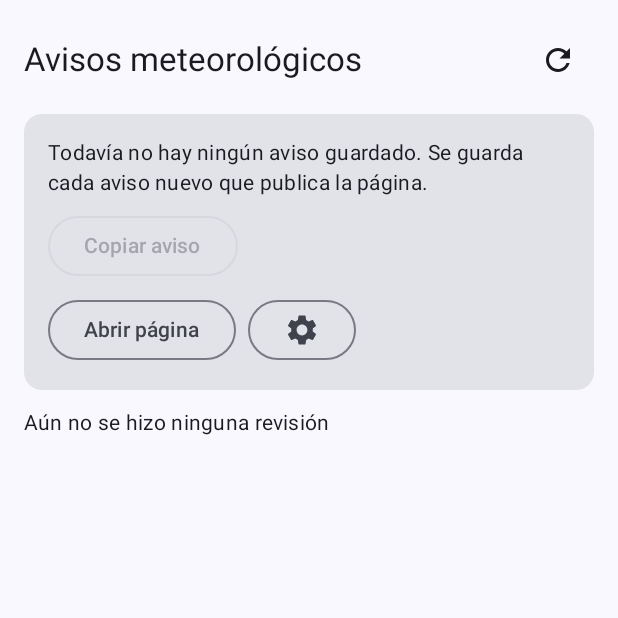
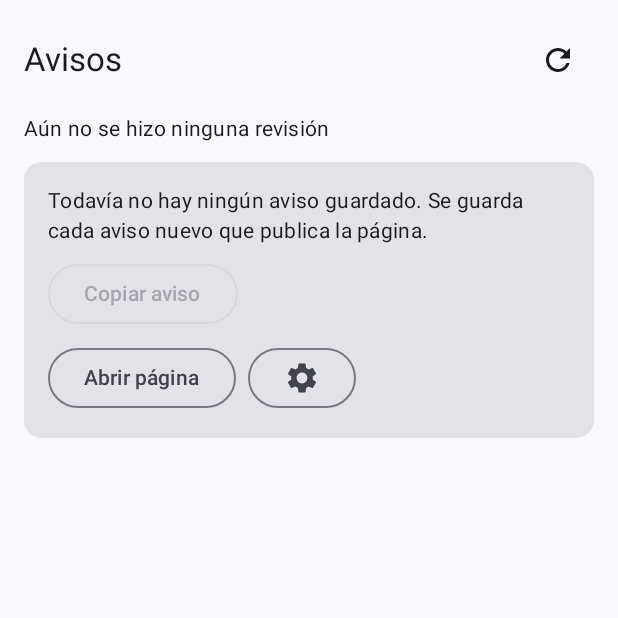
Before and after one commit to CJ-518/clima-paraguay, an Android app built with Jetpack Compose: the screen it shows after launch (MainActivity), on a phone screen of 412 x 824 dp, the top half of it. Run offline under Robolectric (Android 15) with nearby library versions, the phone set to English and light mode, and no system bars; pictures from the network do not load.

Commit message:
feat(ui): incrementar versión a 1.7 y reorganizar estado y avisos

```diff
--- a/app/build.gradle.kts
+++ b/app/build.gradle.kts
@@ -11,8 +11,8 @@ android {
         applicationId = "com.example.changewatcher"
         minSdk = 26
         targetSdk = 34
-        versionCode = 7
-        versionName = "1.6"
+        versionCode = 8
+        versionName = "1.7"
     }
 
     buildTypes {
--- a/app/src/main/java/com/example/changewatcher/MainActivity.kt
+++ b/app/src/main/java/com/example/changewatcher/MainActivity.kt
@@ -253,11 +253,17 @@ fun WatcherScreen(refreshTick: Int, onOpenSettings: () -> Unit) {
             horizontalArrangement = Arrangement.SpaceBetween,
             verticalAlignment = Alignment.CenterVertically,
         ) {
-            Text("Avisos meteorológicos", style = MaterialTheme.typography.titleLarge)
+            Text("Avisos", style = MaterialTheme.typography.titleLarge)
             IconButton(onClick = { onRefreshClick() }) {
                 Icon(Icons.Filled.Refresh, contentDescription = "Actualizar")
             }
         }
+
+        // Resultado de la última acción o revisión, justo debajo del icono de actualizar
+        Text(status, style = MaterialTheme.typography.bodyMedium)
+
+        // Mensaje de error, si lo hay
+        error?.let { Text(it, color = MaterialTheme.colorScheme.error) }
 
         // Último aviso guardado, con formato: siempre visible al entrar; se actualiza solo al terminar el refresh
         Card(modifier = Modifier.fillMaxWidth()) {
@@ -348,12 +354,6 @@ fun WatcherScreen(refreshTick: Int, onOpenSettings: () -> Unit) {
                 }
             }
         }
-
-        // Resultado de la última acción o revisión
-        Text(status, style = MaterialTheme.typography.bodyMedium)
-
-        // Mensaje de error, si lo hay
-        error?.let { Text(it, color = MaterialTheme.colorScheme.error) }
     }
 
     // Imagen ampliada a pantalla completa
```
